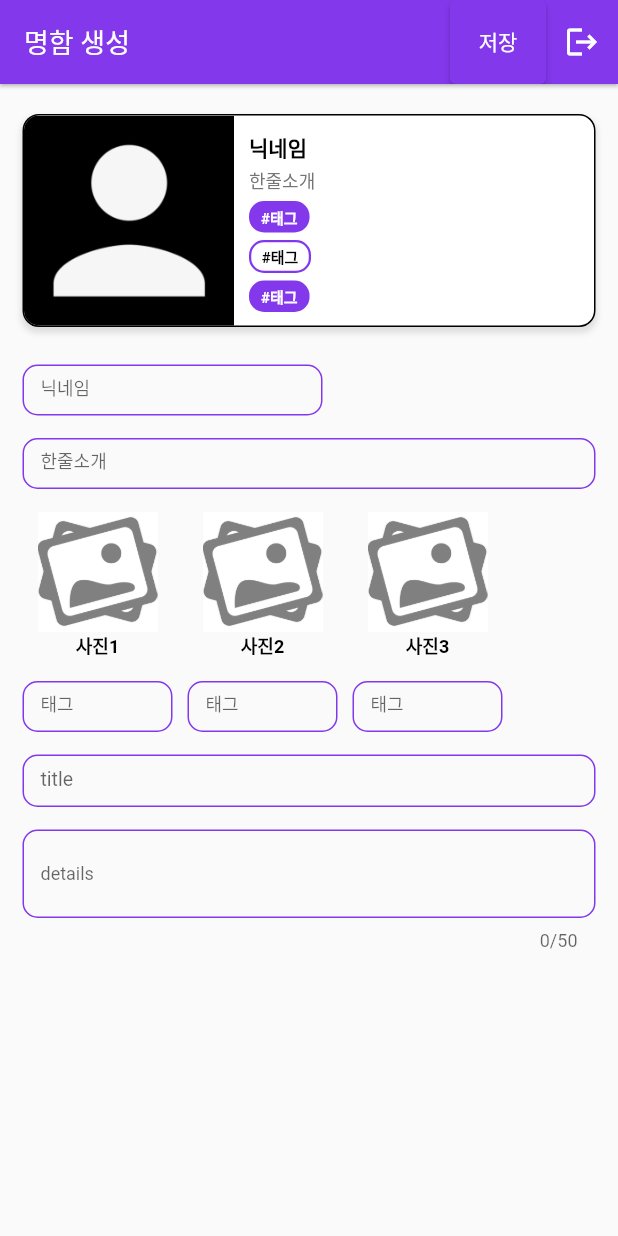
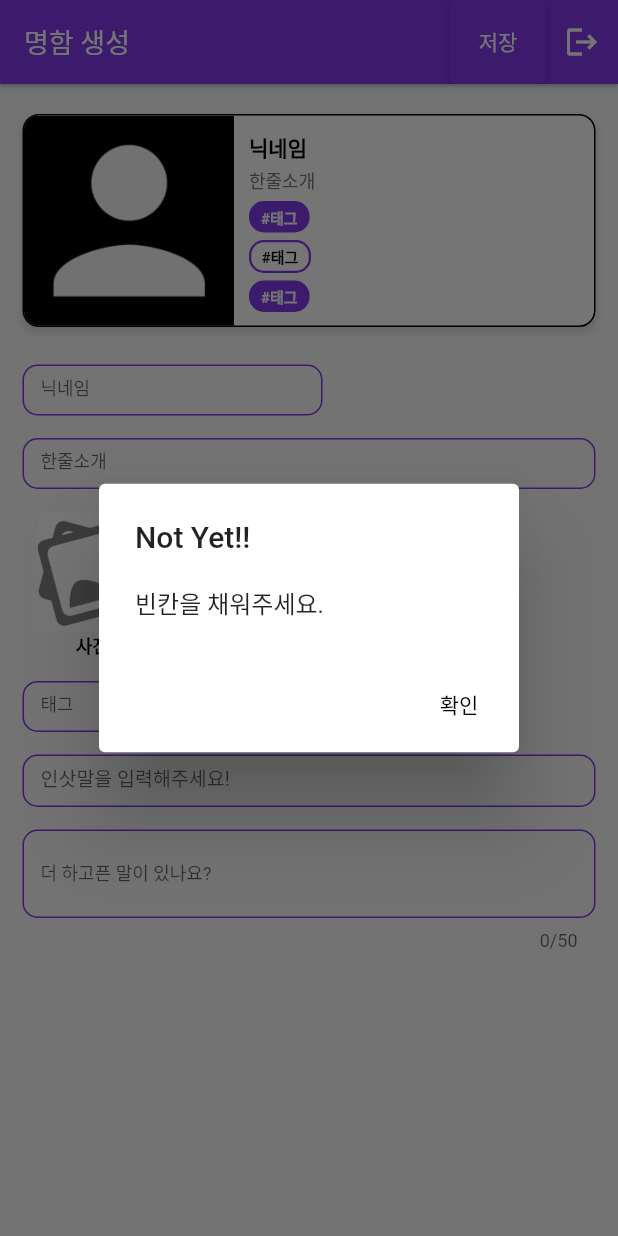
Before and after one commit to FiveNemos/nemo-flutter, a Flutter app: the NameCardGenerator screen opened by its route, after a tap on "저장", on a phone screen of 412 x 824 dp. Run offline on Flutter 3.47's test engine with Material 2 defaults, Android fonts, the phone set to English and light mode, and no system bars; our stand-ins replace dio, flutter_secure_storage, flutter_slidable, geolocator, google_maps_flutter, image_picker and 4 more; missing offline and left inert: blinking_text, nearby_connections; accounts and stored records are empty; network calls fail.

Commit message:
사용자 에러방지

```diff
--- a/lib/providers/message/store.dart
+++ b/lib/providers/message/store.dart
@@ -1,6 +1,4 @@
 // TEMP // FOR PROVIDER // 쓰려면 main.dart에 MultiProvider 적용해야함
-import '../../screens/message/message.dart';
-import '../../models/message/chatmodel.dart';
 //
 // class StoreMessage extends MessagePage {
 //   Map messages_db = {
--- a/lib/screens/contacts/contacts.dart
+++ b/lib/screens/contacts/contacts.dart
@@ -21,7 +21,7 @@ class _ContactsPageState extends State<ContactsPage> {
   List friends = [];
   List friendsStash = [];
   Map friendsData = {};
-  var _controller = TextEditingController();
+  final _controller = TextEditingController();
   getAllCards(id) async {
     try {
       var dio = Dio();
@@ -56,7 +56,7 @@ class _ContactsPageState extends State<ContactsPage> {
         return false;
       }
     } catch (e) {
-      print("뭔가 에러가");
+      print('뭔가 에러가');
       return false;
     }
   }
--- a/lib/screens/map/map.dart
+++ b/lib/screens/map/map.dart
@@ -1,4 +1,3 @@
-import 'dart:io';
 import 'package:flutter/material.dart';
 import 'package:geolocator/geolocator.dart';
 import 'package:google_maps_flutter/google_maps_flutter.dart';
@@ -111,7 +110,7 @@ class _CurrentLocationScreenState extends State<CurrentLocationScreen> {
   Widget build(BuildContext context) {
     return Scaffold(
       appBar: AppBar(
-        title: const Text("User current location"),
+        title: const Text('User current location'),
         centerTitle: true,
       ),
       body: GoogleMap(
@@ -184,7 +183,7 @@ class _CurrentLocationScreenState extends State<CurrentLocationScreen> {
       permission = await Geolocator.requestPermission();
 
       if (permission == LocationPermission.denied) {
-        return Future.error("Location permission denied");
+        return Future.error('Location permission denied');
       }
     }
 
--- a/lib/screens/message/chat_list_page.dart
+++ b/lib/screens/message/chat_list_page.dart
@@ -46,7 +46,7 @@ class _ChatPageState extends State<ChatPage> {
       if (e.friendName.startsWith(text)) {
         // temp.add(e);
         if (e.friendID != loginID) {
-          print("뭐냐고요");
+          print('뭐냐고요');
           print(e.friendID);
           print(loginID);
           temp.add(e);
--- a/lib/screens/mypage/cardeditor.dart
+++ b/lib/screens/mypage/cardeditor.dart
@@ -376,7 +376,7 @@ class _CardEditorState extends State<CardEditor> {
                             width: 100,
                             child: Column(
                               children: [
-                                Container(
+                                SizedBox(
                                   width: 100,
                                   height: 80,
                                   child: imageSpace(
@@ -402,7 +402,7 @@ class _CardEditorState extends State<CardEditor> {
                             width: 100,
                             child: Column(
                               children: [
-                                Container(
+                                SizedBox(
                                   width: 100,
                                   height: 80,
                                   child: imageSpace(
@@ -428,7 +428,7 @@ class _CardEditorState extends State<CardEditor> {
                             width: 100,
                             child: Column(
                               children: [
-                                Container(
+                                SizedBox(
                                   width: 100,
                                   height: 80,
                                   child: imageSpace(
--- a/lib/screens/mypage/cardgenerator.dart
+++ b/lib/screens/mypage/cardgenerator.dart
@@ -17,21 +17,24 @@ Future<dynamic> postNameCard(
   String nickname,
   Map tags,
   introduction,
-  File userImage,
-  File tagImage1,
-  File tagImage2,
-  File tagImage3,
+  dynamic userImage,
+  dynamic tagImage1,
+  dynamic tagImage2,
+  dynamic tagImage3,
   String detailTitle,
   String detailContent,
 ) async {
   print('nowID : $nowID');
-  if (userImage == null) {
+  if (userImage == null ||
+      tagImage1.runtimeType == Image ||
+      tagImage2.runtimeType == Image ||
+      tagImage3.runtimeType == Image) {
     showDialog(
         context: context,
         builder: (context) {
           return AlertDialog(
               title: Text('Not Yet!!'),
-              content: Text('사진을 바꿔주세요.'),
+              content: Text('빈칸을 채워주세요.'),
               actions: [
                 TextButton(
                   // textColor: Colors.black,
@@ -128,8 +131,8 @@ class _NameCardGeneratorState extends State<NameCardGenerator> {
   dynamic tagImage1 = Image.asset('assets/mypage/grey_gallery.png');
   dynamic tagImage2 = Image.asset('assets/mypage/grey_gallery.png');
   dynamic tagImage3 = Image.asset('assets/mypage/grey_gallery.png');
-  var detailTitle;
-  var detailContent;
+  var detailTitle = '인삿말을 입력해주세요!';
+  var detailContent = '더 하고픈 말이 있나요?';
 
   saveUserImage(File file) {
     setState(() {
@@ -273,7 +276,7 @@ class _NameCardGeneratorState extends State<NameCardGenerator> {
                         width: 100,
                         child: Column(
                           children: [
-                            Container(
+                            SizedBox(
                               width: 100,
                               height: 80,
                               child: imageSpace(
@@ -298,7 +301,7 @@ class _NameCardGeneratorState extends State<NameCardGenerator> {
                         width: 100,
                         child: Column(
                           children: [
-                            Container(
+                            SizedBox(
                               width: 100,
                               height: 80,
                               child: imageSpace(
@@ -323,7 +326,7 @@ class _NameCardGeneratorState extends State<NameCardGenerator> {
                         width: 100,
                         child: Column(
                           children: [
-                            Container(
+                            SizedBox(
                               width: 100,
                               height: 80,
                               child: imageSpace(
@@ -382,7 +385,7 @@ class _NameCardGeneratorState extends State<NameCardGenerator> {
                     height: 35,
                     child: TextField(
                       decoration: InputDecoration(
-                        labelText: 'title',
+                        labelText: detailTitle,
                         labelStyle: TextStyle(fontSize: 13),
                         enabledBorder: OutlineInputBorder(
                           borderRadius: BorderRadius.all(Radius.circular(10)),
@@ -411,7 +414,7 @@ class _NameCardGeneratorState extends State<NameCardGenerator> {
                     maxLength: 50,
                     decoration: InputDecoration(
                       constraints: BoxConstraints(maxHeight: 80),
-                      labelText: 'details',
+                      labelText: detailContent,
                       labelStyle: TextStyle(fontSize: 12),
                       enabledBorder: OutlineInputBorder(
                         borderRadius: BorderRadius.all(Radius.circular(10)),
@@ -524,7 +527,7 @@ class _NameSpaceState extends State<NameSpace> {
     return TextField(
       decoration: InputDecoration(
         constraints: BoxConstraints(maxHeight: 40),
-        labelText: '닉네임',
+        labelText: widget.nickname,
         labelStyle: TextStyle(fontSize: 12),
         enabledBorder: OutlineInputBorder(
           borderRadius: BorderRadius.all(Radius.circular(10)),
@@ -602,7 +605,7 @@ class _IntroSpaceState extends State<IntroSpace> {
     return TextField(
         decoration: InputDecoration(
           constraints: BoxConstraints(maxHeight: 40),
-          labelText: '한줄소개',
+          labelText: widget.introduction,
           labelStyle: TextStyle(fontSize: 12),
           enabledBorder: OutlineInputBorder(
             borderRadius: BorderRadius.all(Radius.circular(10)),
--- a/lib/screens/sharing/sharing.dart
+++ b/lib/screens/sharing/sharing.dart
@@ -107,7 +107,7 @@ class _DraggableCardState extends State<DraggableCard>
   bool haspermission = false;
   late LocationPermission permission;
   late Position position;
-  String lng = "", lat = "";
+  String lng = '', lat = '';
   late StreamSubscription<Position> positionStream;
 // ---
   final String userName = Random().nextInt(100).toString();
```
Also changed, not shown: lib/screens/message/chat_detail_page.dart (+6 -9 lines).
